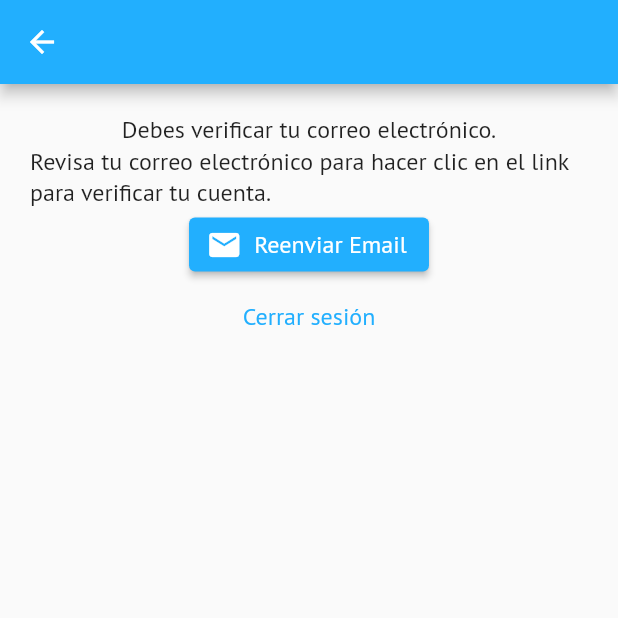
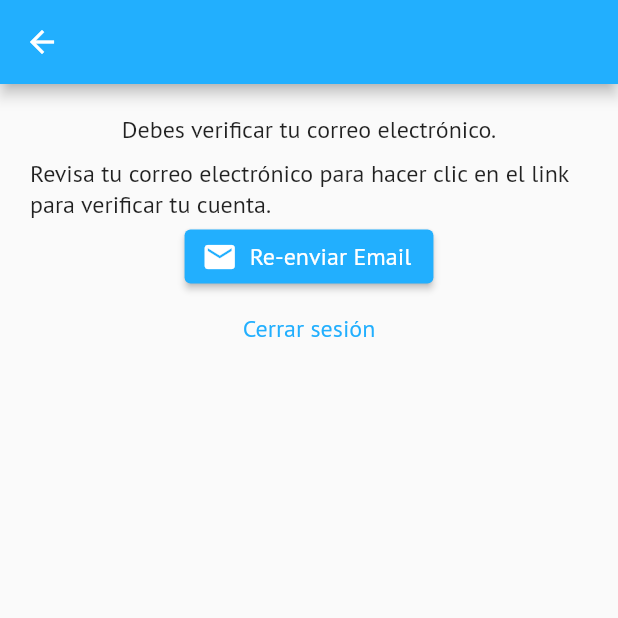
Before and after one commit to fraire31/iungo_prototype, a Flutter app: the VerifyEmailScreen screen opened by its route, on a phone screen of 412 x 824 dp, the top half of it. Run offline on Flutter 3.47's test engine with Material 2 defaults, Android fonts, the phone set to English and light mode, and no system bars; our stand-ins replace bloc, cached_network_image, cloud_firestore, cloud_functions, equatable, firebase_auth and 9 more; missing offline and left inert: flutter_facebook_auth, flutter_time_range; accounts and stored records are empty; generated files the repository leaves out were written again.

Commit message:
update user-bloc, sign-in dialog

```diff
--- a/lib/blocs/blocs/user/user_bloc.dart
+++ b/lib/blocs/blocs/user/user_bloc.dart
@@ -43,8 +43,10 @@ class UserBloc extends Bloc<UserEvent, UserState> {
           profileImageUrl: url,
         );
 
-        await _userRepo.updateUserProfileData(data: user);
-        emit(UserLoaded(user: user));
+        await _userRepo.updateUserProfileData(data: user).then((_) {
+          emit(UserSuccess());
+          emit(UserLoaded(user: user));
+        });
       }
     });
   }
--- a/lib/blocs/blocs/user/user_state.dart
+++ b/lib/blocs/blocs/user/user_state.dart
@@ -4,6 +4,11 @@ part of 'user_bloc.dart';
 abstract class UserState extends Equatable {}
 
 class UserLoading extends UserState {
+  @override
+  List<Object?> get props => [];
+}
+
+class UserSuccess extends UserState {
   @override
   List<Object?> get props => [];
 }
--- a/lib/screens/login/login_options_screen.dart
+++ b/lib/screens/login/login_options_screen.dart
@@ -1,10 +1,12 @@
 import 'package:firebase_auth/firebase_auth.dart';
 import 'package:flutter/material.dart';
+import 'package:flutter_bloc/flutter_bloc.dart';
 import 'package:font_awesome_flutter/font_awesome_flutter.dart';
 import 'package:iungo_prototype/providers/auth.dart';
 import 'package:provider/provider.dart';
 
 import './email_login_screen.dart';
+import '../../blocs/blocs/user/user_bloc.dart';
 import '../../constants.dart';
 import '../../enums.dart' as enums;
 import '../../exceptions/custom_exception.dart';
@@ -125,6 +127,7 @@ class _LoginOptionsScreenState extends State<LoginOptionsScreen> {
 
     if (!_auth.isAuth) return;
     await _userProvider.fetchUserInfo();
+    context.read<UserBloc>().add(FetchUserData());
 
     if (_signInOption == enums.signInOptions.google ||
         _signInOption == enums.signInOptions.facebook) {
--- a/lib/screens/register/verify_email_screen.dart
+++ b/lib/screens/register/verify_email_screen.dart
@@ -75,11 +75,14 @@ class _VerifyEmailScreenState extends State<VerifyEmailScreen> {
           child: Column(
             children: [
               const Text('Debes verificar tu correo electrónico.'),
-              const Text(
-                  'Revisa tu correo electrónico para hacer clic en el link para verificar tu cuenta.'),
+              const Padding(
+                padding: EdgeInsets.only(top: 8.0),
+                child: Text(
+                    'Revisa tu correo electrónico para hacer clic en el link para verificar tu cuenta.'),
+              ),
               ElevatedButton.icon(
                 onPressed: _canResendEmail ? _sendVerificationEmail : null,
-                label: const Text('Reenviar Email'),
+                label: const Text('Re-enviar Email'),
                 icon: const Icon(Icons.email),
               ),
               TextButton(
--- a/lib/widgets/dialogs/sign_in_dialog.dart
+++ b/lib/widgets/dialogs/sign_in_dialog.dart
@@ -23,8 +23,9 @@ class _SignInDialogState extends State<SignInDialog> {
   @override
   Widget build(BuildContext context) {
     return AlertDialog(
-      title: const Text('Correro Electronico ya existe'),
+      title: const Text('This email already exists'),
       content: Column(
+        mainAxisSize: MainAxisSize.min,
         mainAxisAlignment: MainAxisAlignment.center,
         crossAxisAlignment: CrossAxisAlignment.center,
         children: [
@@ -41,7 +42,7 @@ class _SignInDialogState extends State<SignInDialog> {
           if (widget.accountType == 'password') ...[
             TextField(
               decoration: const InputDecoration(
-                labelText: 'contraseña',
+                labelText: 'password',
                 border: OutlineInputBorder(),
               ),
               obscureText: true,
```
Also changed, not shown: lib/screens/user/user_profile_screen.dart (+25 -0 lines).
